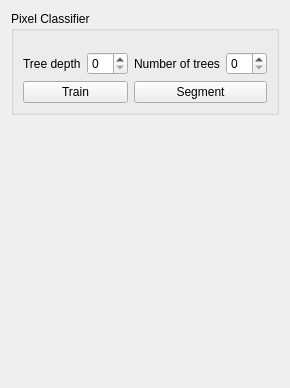
Before: the Qt Designer form src/napari_intensity_step_detection/ui/segmentation_widget.ui in zeroth/napari-intensity-step-detection, drawn with Qt 5.
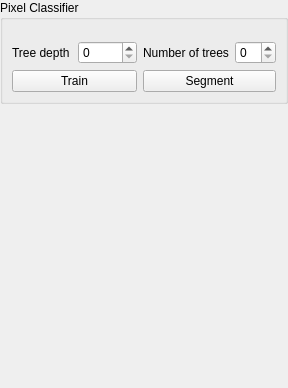
After: the same form once the commit is applied. Custom widgets are drawn as their Qt base class.

What changed in the file:
```diff
--- a/src/napari_intensity_step_detection/ui/segmentation_widget.ui
+++ b/src/napari_intensity_step_detection/ui/segmentation_widget.ui
@@ -14,6 +14,21 @@
    <string>Form</string>
   </property>
   <layout class="QVBoxLayout" name="verticalLayout_4">
+   <property name="spacing">
+    <number>2</number>
+   </property>
+   <property name="leftMargin">
+    <number>0</number>
+   </property>
+   <property name="topMargin">
+    <number>0</number>
+   </property>
+   <property name="rightMargin">
+    <number>0</number>
+   </property>
+   <property name="bottomMargin">
+    <number>0</number>
+   </property>
    <item>
     <widget class="QGroupBox" name="groupBox">
      <property name="title">
```
